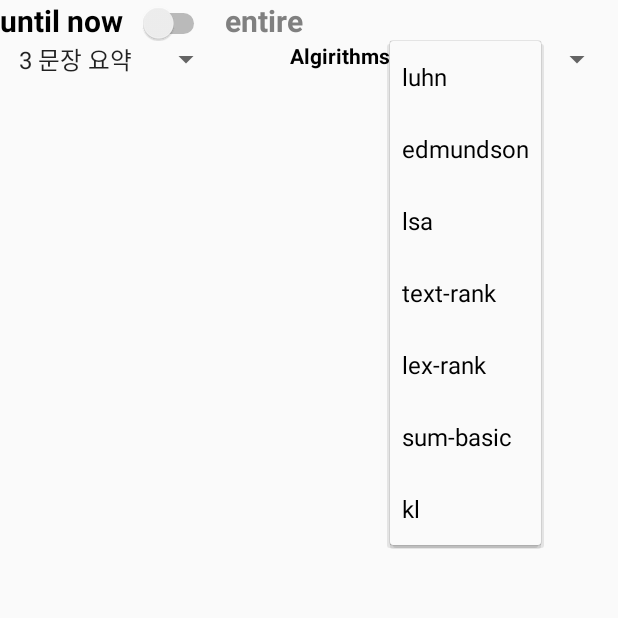
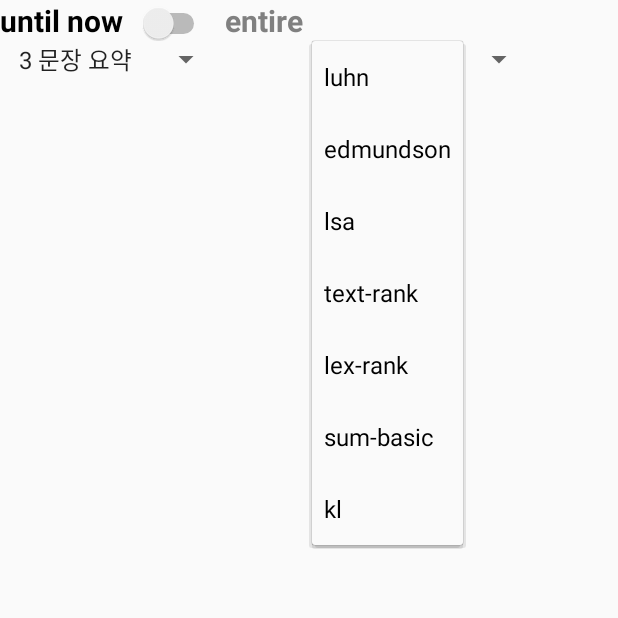
Before and after one commit to LeeMinki/OS_PDF, an Android app: the SummaryActivity screen opened directly, with no data from a screen before it, after a tap on "luhn", on a phone screen of 412 x 824 dp, the top half of it. Run offline under Robolectric (Android 15) with nearby library versions, the phone set to English and light mode, and no system bars; 6 statements that could not run were skipped.

Commit message:
Fix little errors

```diff
--- a/app/src/main/java/com/MoP/os_pdf/ListViewAdapter.java
+++ b/app/src/main/java/com/MoP/os_pdf/ListViewAdapter.java
@@ -12,12 +12,9 @@ import android.widget.TextView;
 import java.util.ArrayList;
 
 public class ListViewAdapter extends BaseAdapter {
-    // Adapter에 추가된 데이터를 저장하기 위한 ArrayList
     private ArrayList<listViewItem> listViewItemList = new ArrayList<listViewItem>();
 
-    // ListViewAdapter의 생성자
     public ListViewAdapter() {
-
     }
 
     @Override
--- a/app/src/main/java/com/MoP/os_pdf/SummaryActivity.java
+++ b/app/src/main/java/com/MoP/os_pdf/SummaryActivity.java
@@ -12,7 +12,6 @@ import android.widget.CompoundButton;
 import android.widget.Spinner;
 import android.widget.Switch;
 import android.widget.TextView;
-import android.widget.Toast;
 import java.util.ArrayList;
 
 public class SummaryActivity extends Activity {
@@ -90,7 +89,6 @@ public class SummaryActivity extends Activity {
             @Override
 
             public void onCheckedChanged(CompoundButton buttonView, boolean isChecked) {
-                Toast.makeText(SummaryActivity.this, "체크상태 = " + isChecked, Toast.LENGTH_SHORT).show();
                 if (isChecked == false) {
                     TextView t1 = findViewById(R.id.false_check);
                     TextView t2 = findViewById(R.id.true_check);
--- a/app/src/main/res/layout/summary_layout.xml
+++ b/app/src/main/res/layout/summary_layout.xml
@@ -74,18 +74,9 @@
                     android:spinnerMode="dropdown" />
 
                 <View
-                    android:layout_width="45dp"
+                    android:layout_width="60dp"
                     android:layout_height="0dp"
                     android:layout_weight="1" />
-
-                <TextView
-                    android:id="@+id/textView"
-                    android:layout_width="wrap_content"
-                    android:layout_height="wrap_content"
-                    android:layout_weight="1"
-                    android:text="Algirithms"
-                    android:textColor="#000000"
-                    android:textStyle="bold" />
 
                 <Spinner
                     android:id="@+id/spinner2"
```
Also changed, not shown: app/src/main/java/com/MoP/os_pdf/PdfActivity.java (+2 -17 lines).
